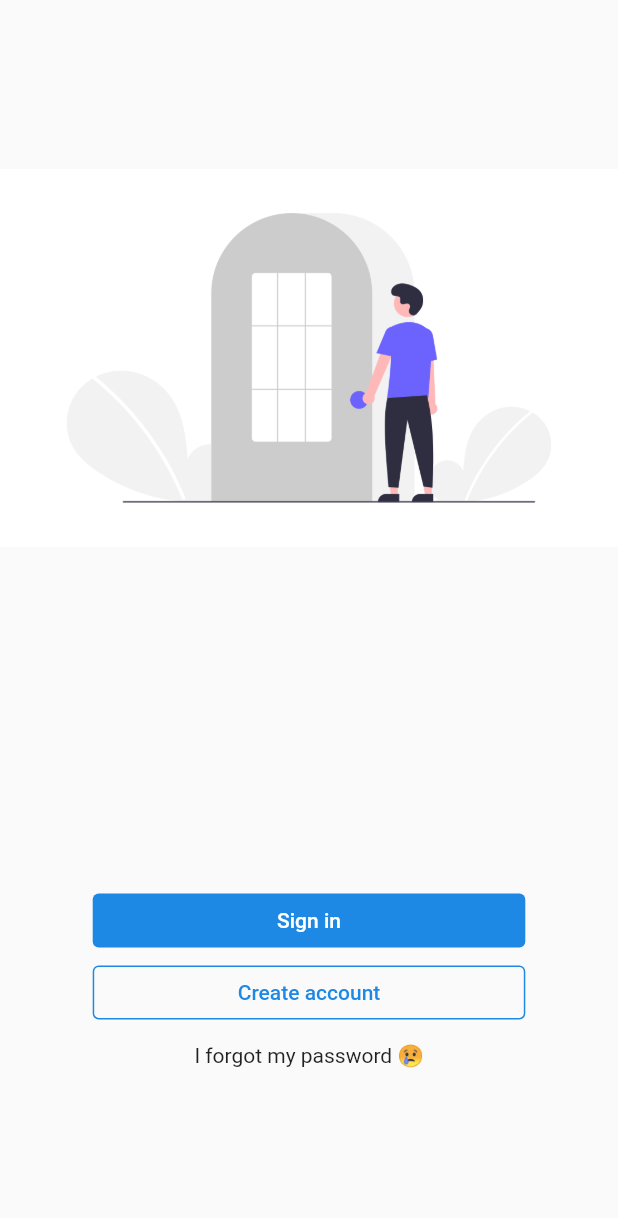
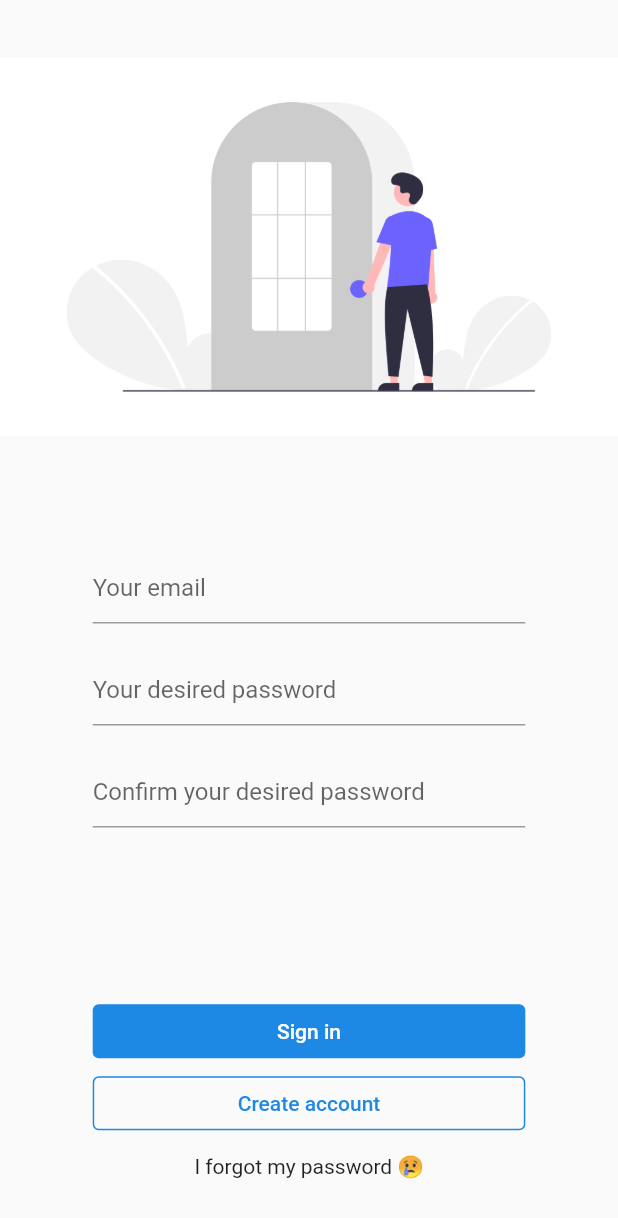
Before and after one commit to Nilomiranda/FlutterTalk, a Flutter app: the screen it shows after launch, after a tap on "Log in", on a phone screen of 412 x 824 dp. Shown: the top 1218 px of the screen. Run offline on Flutter 3.47's test engine with Material 2 defaults, Android fonts, the phone set to English and light mode, and no system bars.

Commit message:
creating custom input component

```diff
--- /dev/null
+++ b/lib/src/components/input.dart
@@ -0,0 +1,17 @@
+import 'package:flutter/material.dart';
+
+class Input extends StatelessWidget {
+  Input({@required this.placeholder});
+
+  final String placeholder;
+
+  @override
+  Widget build(BuildContext context) {
+    return (Container(
+      child: TextFormField(
+        decoration: InputDecoration(hintText: this.placeholder)
+      ),
+      margin: EdgeInsets.only(bottom: 20.0),
+    ));
+  }
+}
--- a/lib/src/pages/auth/signin.dart
+++ b/lib/src/pages/auth/signin.dart
@@ -1,5 +1,6 @@
 import 'package:flutter/material.dart';
 import 'package:talk/src/components/button.dart';
+import 'package:talk/src/components/input.dart';
 
 class SignInPage extends StatelessWidget {
   @override
@@ -11,6 +12,17 @@ class SignInPage extends StatelessWidget {
           Column(children: [
             Container(
               child: Image(image: AssetImage('assets/images/login.png'),),
+            ),
+            Container(
+              width: MediaQuery.of(context).size.width * 0.70,
+              margin: EdgeInsets.only(bottom: 15.0),
+              child: Form(
+                child: Column(children: [
+                  Input(placeholder: 'Your email'),
+                  Input(placeholder: 'Your desired password'),
+                  Input(placeholder: 'Confirm your desired password'),
+                ],),
+              )
             ),
             Container (
               width: MediaQuery.of(context).size.width * 0.70,
```
